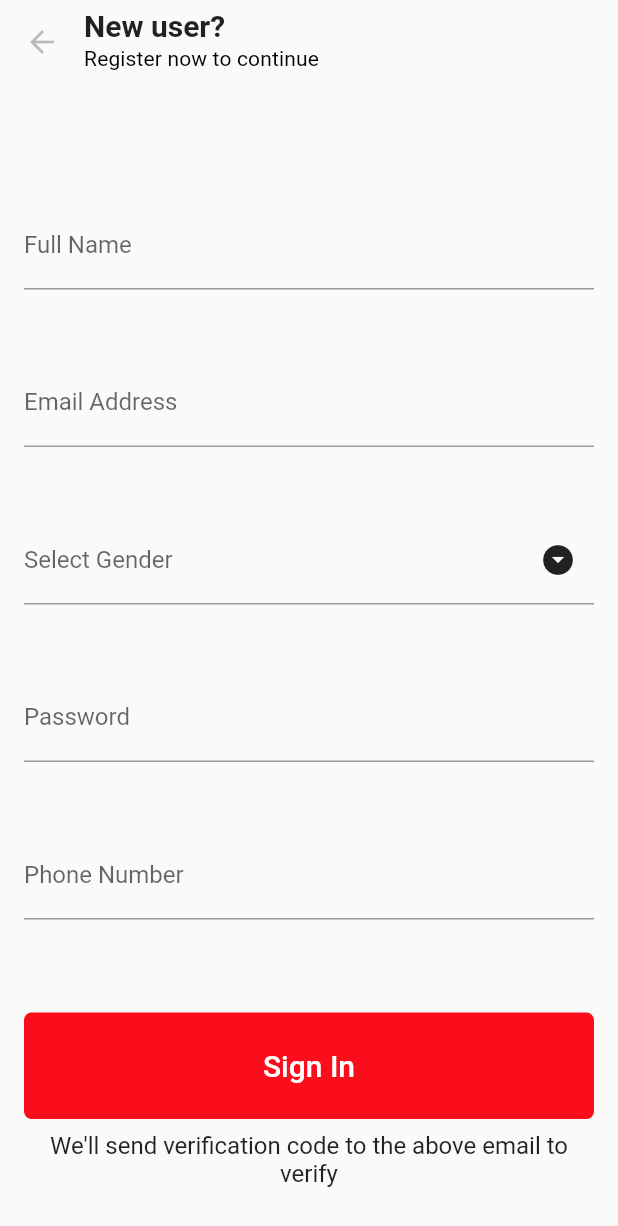
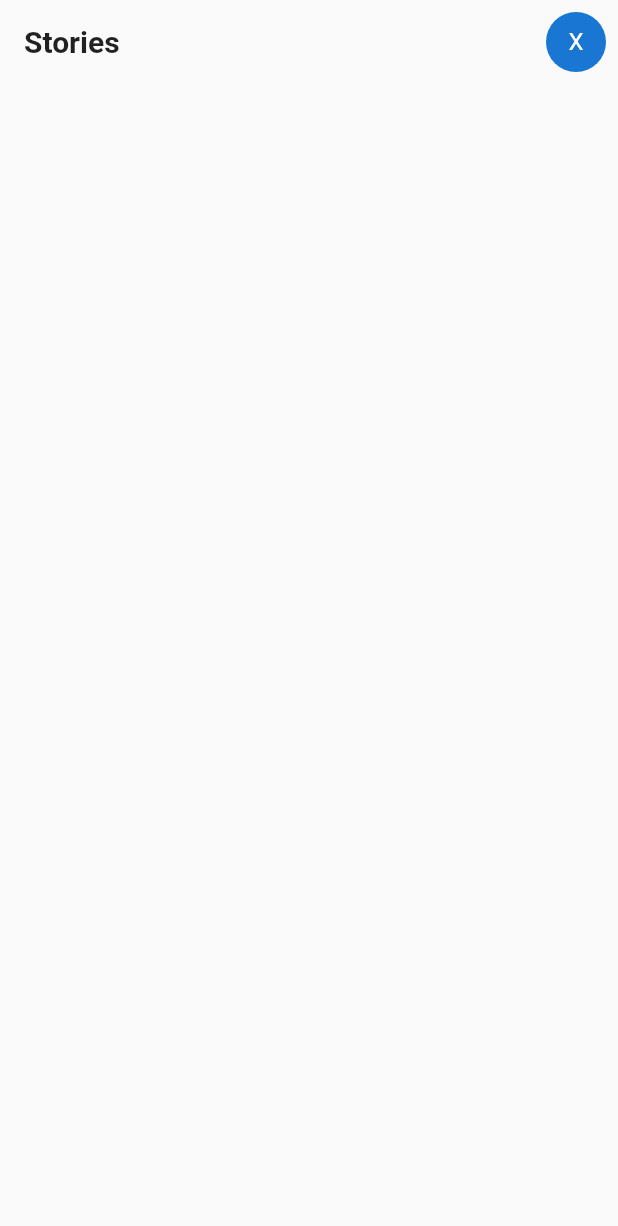
Before and after one commit to aramidefemi/stories, a Flutter app: the NewUserPage screen opened directly, after a tap on "Sign In", on a phone screen of 412 x 824 dp. Shown: the top 1226 px of the screen. Run offline on Flutter 3.47's test engine with Material 2 defaults, Android fonts, the phone set to English and light mode, and no system bars.

Commit message:
Fix bug of keyboard covering textfields

```diff
--- a/lib/ui/authentication_pages/new_user_page.dart
+++ b/lib/ui/authentication_pages/new_user_page.dart
@@ -1,3 +1,4 @@
+import 'package:Stories/ui/tabs/home.dart';
 import 'package:flutter/material.dart';
 
 class NewUserPage extends StatelessWidget {
@@ -19,7 +20,9 @@ class NewUserPage extends StatelessWidget {
                 color: Colors.white,
               ),
         ),
-        onPressed: () {},
+        onPressed: () {
+          Navigator.push(context, MaterialPageRoute(builder: (_) => Home()));
+        },
       ),
     );
 
@@ -32,7 +35,7 @@ class NewUserPage extends StatelessWidget {
           .copyWith(fontWeight: FontWeight.normal),
     );
     return Scaffold(
-        resizeToAvoidBottomInset: false,
+        // resizeToAvoidBottomInset: false,
         appBar: AppBar(
           backgroundColor: Theme.of(context).canvasColor,
           automaticallyImplyLeading: true,
@@ -55,15 +58,16 @@ class NewUserPage extends StatelessWidget {
           ),
           titleSpacing: 0.0,
           elevation: 0.0,
-          iconTheme: Theme.of(context).iconTheme.copyWith(opacity: 0.3),
+          iconTheme: Theme.of(context).iconTheme.copyWith(opacity: 0.5),
         ),
-        body: Container(
-          padding: EdgeInsets.symmetric(vertical: 32.0, horizontal: 16.0),
+        body: SingleChildScrollView(
+          child: Container(
+            height: MediaQuery.of(context).size.height - kToolbarHeight,
+            padding: EdgeInsets.symmetric(horizontal: 16.0),
             child: Column(
-            mainAxisAlignment: MainAxisAlignment.end,
+              mainAxisAlignment: MainAxisAlignment.spaceEvenly,
               children: <Widget>[
-              Expanded(
-                child: Container(
+                Container(
                   child: Form(
                     child: Column(
                       mainAxisAlignment: MainAxisAlignment.spaceEvenly,
@@ -102,10 +106,8 @@ class NewUserPage extends StatelessWidget {
                     ),
                   ),
                 ),
-              ),
-              SizedBox(
-                height: 16.0,
-              ),
+                Column(
+                  children: <Widget>[
                     signInButton,
                     SizedBox(
                       height: 8.0,
@@ -113,6 +115,9 @@ class NewUserPage extends StatelessWidget {
                     verificationText,
                   ],
                 ),
+              ],
+            ),
+          ),
         ));
   }
 }
--- /dev/null
+++ b/lib/ui/tabs/home.dart
@@ -0,0 +1,34 @@
+import 'package:flutter/material.dart';
+
+class Home extends StatefulWidget {
+  @override
+  _HomeState createState() => _HomeState();
+}
+
+class _HomeState extends State<Home> {
+  @override
+  Widget build(BuildContext context) {
+    return Scaffold(
+      appBar: AppBar(
+        title: Text(
+          "Stories",
+          style: Theme.of(context)
+              .textTheme
+              .title
+              .copyWith(fontWeight: FontWeight.bold),
+        ),
+        backgroundColor: Theme.of(context).canvasColor,
+        automaticallyImplyLeading: false,
+        elevation: 0.0,
+        actions: <Widget>[
+          Padding(
+            padding: const EdgeInsets.all(8.0),
+            child: CircleAvatar(
+              child: Text("X"),
+            ),
+          )
+        ],
+      ),
+    );
+  }
+}
```
Lines whose indentation alone changed are shown as unchanged.
